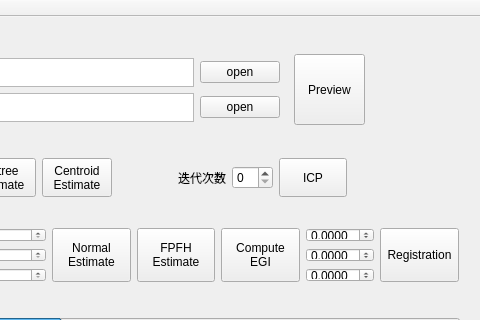
The window that pcl-qt_widgets/src/mainwindow.ui (isnow4ever/pcl) describes before a commit, drawn with Qt 5; both pictures show x 140 to 620 and y 0 to 320 of the 620 by 601 pixel window.
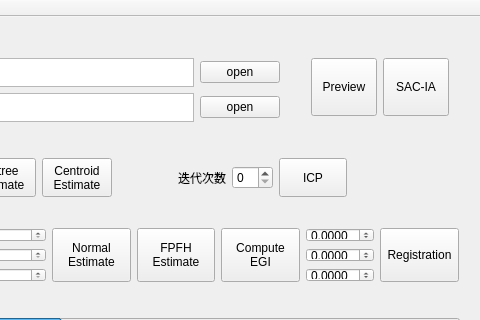
The same window after the commit.

The edit to the form file:
```diff
--- a/pcl-qt_widgets/src/mainwindow.ui
+++ b/pcl-qt_widgets/src/mainwindow.ui
@@ -263,25 +263,6 @@
      </item>
     </layout>
    </widget>
-   <widget class="QPushButton" name="pushButton_4">
-    <property name="geometry">
-     <rect>
-      <x>434</x>
-      <y>37</y>
-      <width>71</width>
-      <height>71</height>
-     </rect>
-    </property>
-    <property name="sizePolicy">
-     <sizepolicy hsizetype="Minimum" vsizetype="Expanding">
-      <horstretch>0</horstretch>
-      <verstretch>0</verstretch>
-     </sizepolicy>
-    </property>
-    <property name="text">
-     <string>Preview</string>
-    </property>
-   </widget>
    <widget class="QWidget" name="horizontalLayoutWidget">
     <property name="geometry">
      <rect>
@@ -469,6 +450,44 @@
      </item>
     </layout>
    </widget>
+   <widget class="QWidget" name="horizontalLayoutWidget_3">
+    <property name="geometry">
+     <rect>
+      <x>440</x>
+      <y>30</y>
+      <width>160</width>
+      <height>80</height>
+     </rect>
+    </property>
+    <layout class="QHBoxLayout" name="horizontalLayout_4">
+     <item>
+      <widget class="QPushButton" name="pushButton_4">
+       <property name="sizePolicy">
+        <sizepolicy hsizetype="Minimum" vsizetype="Expanding">
+         <horstretch>0</horstretch>
+         <verstretch>0</verstretch>
+        </sizepolicy>
+       </property>
+       <property name="text">
+        <string>Preview</string>
+       </property>
+      </widget>
+     </item>
+     <item>
+      <widget class="QPushButton" name="pushButton_12">
+       <property name="sizePolicy">
+        <sizepolicy hsizetype="Minimum" vsizetype="Expanding">
+         <horstretch>0</horstretch>
+         <verstretch>0</verstretch>
+        </sizepolicy>
+       </property>
+       <property name="text">
+        <string>SAC-IA</string>
+       </property>
+      </widget>
+     </item>
+    </layout>
+   </widget>
   </widget>
   <widget class="QMenuBar" name="menuBar">
    <property name="geometry">
```
